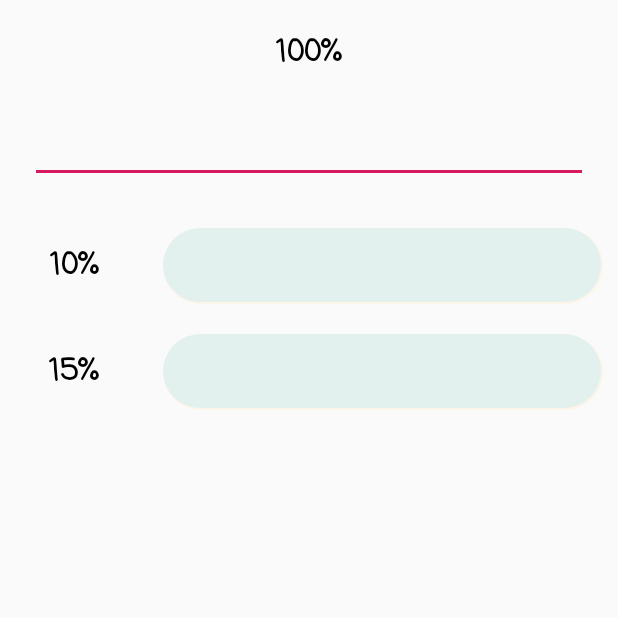
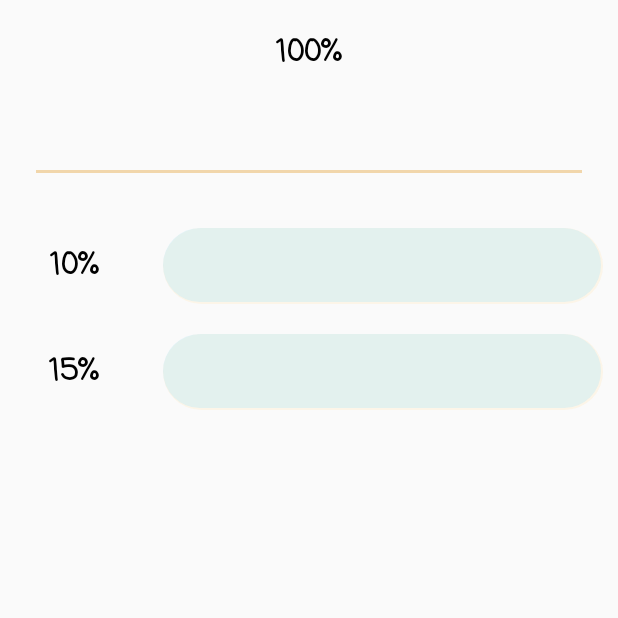
Before and after one commit to SashaCube/tip-div, an Android app: the screen it shows after launch (MainActivity), on a phone screen of 412 x 824 dp, the top half of it. Run offline under Robolectric (Android 15) with nearby library versions, the phone set to English and light mode, and no system bars; libraries missing offline, so code that uses them is left out: com.cubesoft.oleksandr.

Commit message:
add new colors

```diff
--- a/app/src/main/res/values/colors.xml
+++ b/app/src/main/res/values/colors.xml
@@ -1,6 +1,12 @@
 <?xml version="1.0" encoding="utf-8"?>
 <resources>
-    <color name="colorPrimary">#008577</color>
-    <color name="colorPrimaryDark">#00574B</color>
-    <color name="colorAccent">#D81B60</color>
+    <color name="colorPrimary">#414141</color>
+    <color name="colorPrimaryDark">#252525</color>
+    <color name="colorAccent">#F1D6AB</color>
+
+
+    <color name="night">#252525</color>
+    <color name="dark_grey">#414141</color>
+    <color name="light_gold">#F1D6AB</color>
+    <color name="light_cream">#F9F6F2</color>
 </resources>
```
